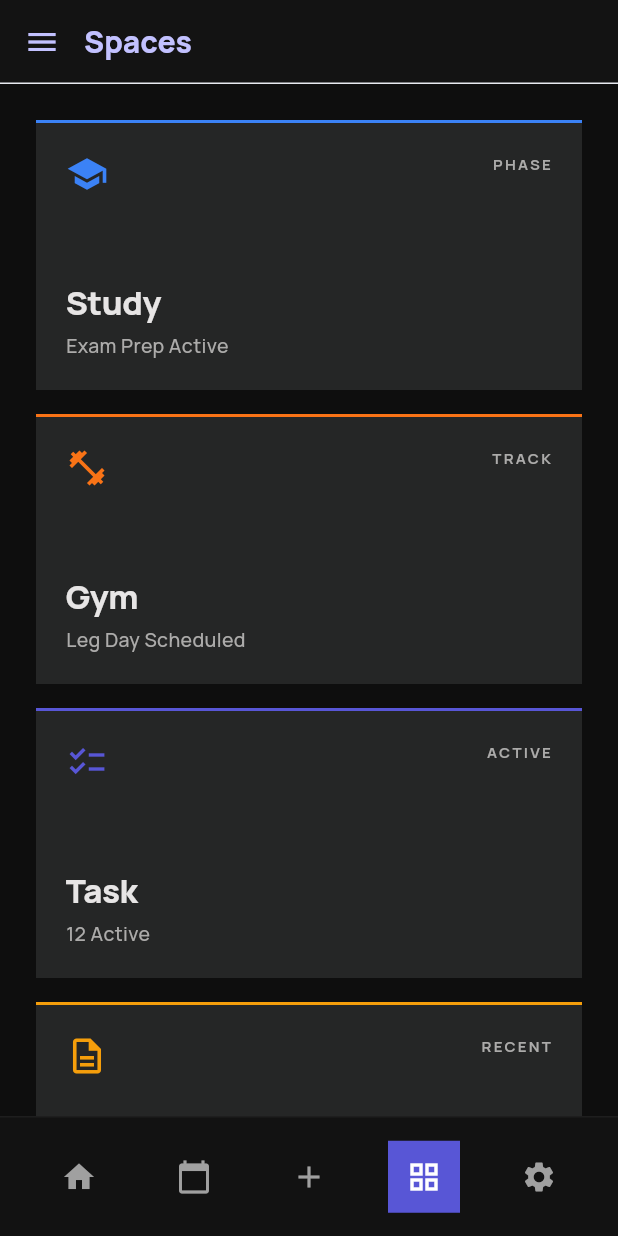
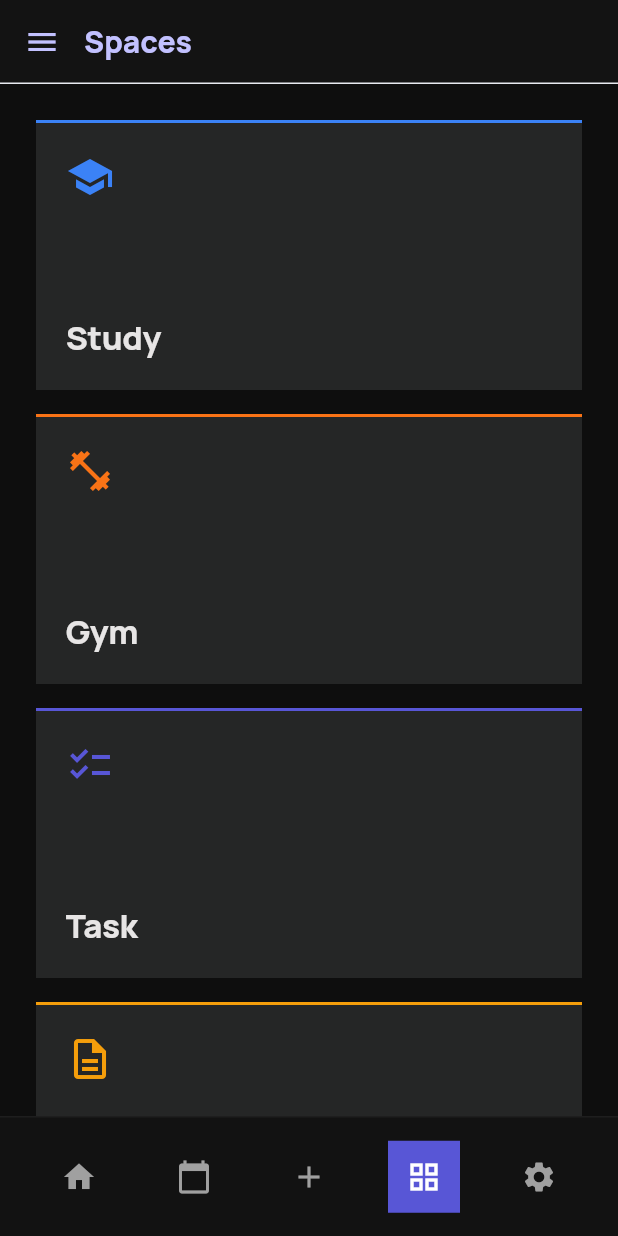
Before and after one commit to infinte15/Everything-app, a Flutter app: the SpacesScreen screen opened by its route, on a phone screen of 412 x 824 dp. Run offline on Flutter 3.47's test engine with Material 3 defaults, Android fonts, the phone set to English and light mode, and no system bars; our stand-ins replace fl_chart, flutter_secure_storage, go_router, google_fonts; accounts and stored records are empty.

Commit message:
Space screen label removed

```diff
--- a/Everything-app-frontend/everything_app/lib/screens/spaces/spaces_screen.dart
+++ b/Everything-app-frontend/everything_app/lib/screens/spaces/spaces_screen.dart
@@ -17,56 +17,42 @@ class SpacesScreen extends StatelessWidget {
     _SpaceData(
       icon: Icons.school,
       title: 'Study',
-      statusLabel: 'PHASE',
-      statusSub: 'Exam Prep Active',
       route: '/study',
       accentColor: Color(0xFF3B82F6),
     ),
     _SpaceData(
       icon: Icons.fitness_center,
       title: 'Gym',
-      statusLabel: 'TRACK',
-      statusSub: 'Leg Day Scheduled',
       route: '/sports',
       accentColor: Color(0xFFF97316),
     ),
     _SpaceData(
       icon: Icons.checklist,
       title: 'Task',
-      statusLabel: 'ACTIVE',
-      statusSub: '12 Active',
       route: '/tasks?type=TASKS&title=Aufgaben',
       accentColor: Color(0xFF5856D6),
     ),
     _SpaceData(
       icon: Icons.description_outlined,
       title: 'Notes',
-      statusLabel: 'RECENT',
-      statusSub: 'Updated 2h ago',
       route: '/notes',
       accentColor: Color(0xFFF59E0B),
     ),
     _SpaceData(
       icon: Icons.refresh,
       title: 'Habits',
-      statusLabel: 'TODAY',
-      statusSub: '85% Completion',
       route: '/habits',
       accentColor: Color(0xFF2DD4BF),
     ),
     _SpaceData(
       icon: Icons.restaurant,
       title: 'Rezepte',
-      statusLabel: 'MEAL PLAN',
-      statusSub: '4 New Ideas',
       route: '/recipes',
       accentColor: Color(0xFF4ADE80),
     ),
     _SpaceData(
       icon: Icons.account_balance_wallet,
       title: 'Finanzen',
-      statusLabel: 'BUDGET',
-      statusSub: 'On Track',
       route: '/finance',
       accentColor: Color(0xFFA855F7),
     ),
@@ -124,16 +110,12 @@ class SpacesScreen extends StatelessWidget {
 class _SpaceData {
   final IconData icon;
   final String title;
-  final String statusLabel; // top-right tag e.g. "ACTIVE"
-  final String statusSub;   // bottom subtitle e.g. "12 Active"
   final String route;
   final Color accentColor;
 
   const _SpaceData({
     required this.icon,
     required this.title,
-    required this.statusLabel,
-    required this.statusSub,
     required this.route,
     required this.accentColor,
   });
@@ -178,31 +160,11 @@ class _SpaceGridCardState extends State<_SpaceGridCard> {
             crossAxisAlignment: CrossAxisAlignment.start,
             mainAxisAlignment: MainAxisAlignment.spaceBetween,
             children: [
-              // Top row: icon left, status label right
-              Row(
-                mainAxisAlignment: MainAxisAlignment.spaceBetween,
-                crossAxisAlignment: CrossAxisAlignment.start,
-                children: [
               Icon(
                 widget.space.icon,
                 color: widget.space.accentColor,
-                    size: 28,
+                size: 32,
               ),
-                  Text(
-                    widget.space.statusLabel,
-                    style: GoogleFonts.manrope(
-                      fontSize: 10,
-                      fontWeight: FontWeight.w700,
-                      color: _onSurfaceVariant,
-                      letterSpacing: 1.5,
-                    ),
-                  ),
-                ],
-              ),
-              // Bottom: title + subtitle
-              Column(
-                crossAxisAlignment: CrossAxisAlignment.start,
-                children: [
               Text(
                 widget.space.title,
                 style: GoogleFonts.manrope(
@@ -212,19 +174,6 @@ class _SpaceGridCardState extends State<_SpaceGridCard> {
                   letterSpacing: -0.3,
                 ),
               ),
-                  const SizedBox(height: 4),
-                  Text(
-                    widget.space.statusSub,
-                    style: GoogleFonts.manrope(
-                      fontSize: 13,
-                      fontWeight: FontWeight.w500,
-                      color: _onSurfaceVariant,
-                    ),
-                    maxLines: 1,
-                    overflow: TextOverflow.ellipsis,
-                  ),
-                ],
-              ),
             ],
           ),
         ),
```
Also changed, not shown: 1 other file. Lines whose indentation alone changed are shown as unchanged.
